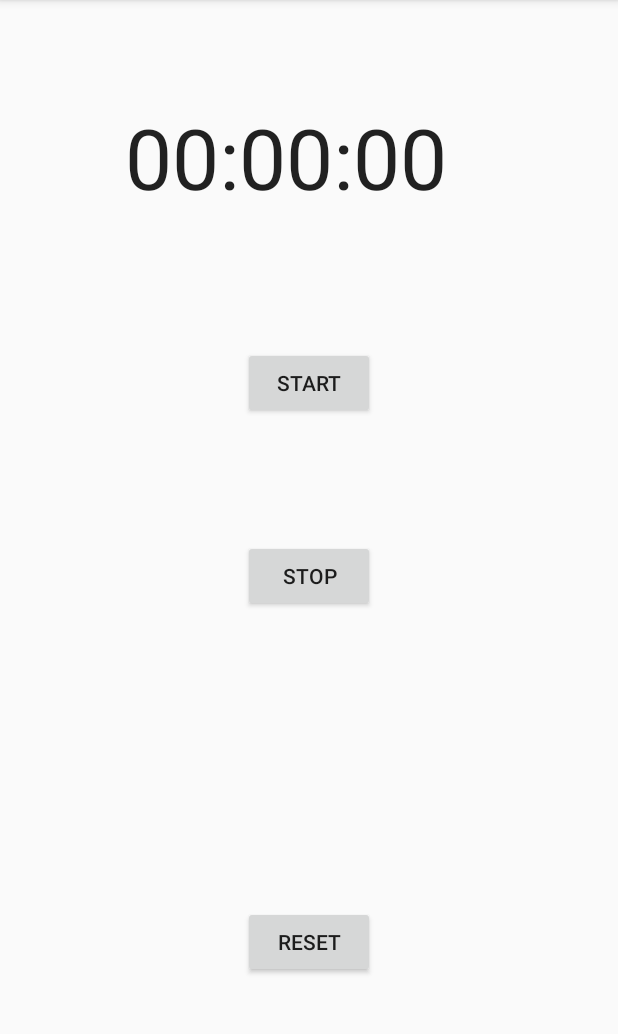
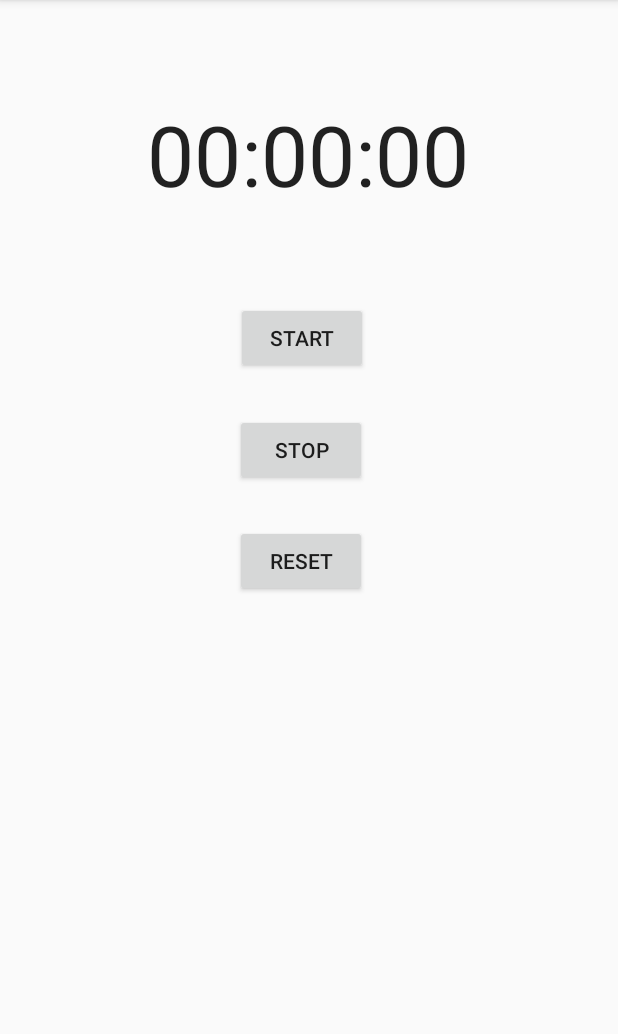
Before and after one commit to kowalikg/SimpleStopWatch, an Android app: the screen it shows after launch (mainActivity), on a phone screen of 412 x 824 dp, the part 84-1118 px from its top. Run offline under Robolectric (Android 15) with nearby library versions, the phone set to English and light mode, and no system bars.

Commit message:
fixed display on various screens + landscape mode

```diff
--- a/app/src/main/res/layout-land/activity_main.xml
+++ b/app/src/main/res/layout-land/activity_main.xml
@@ -30,10 +30,10 @@
         android:layout_height="wrap_content"
         android:onClick="startClock"
         android:text="@string/start"
-        app:layout_constraintLeft_toLeftOf="parent"
-        app:layout_constraintRight_toRightOf="parent"
-        android:layout_marginTop="18dp"
-        app:layout_constraintTop_toBottomOf="@+id/clock" />
+        android:layout_marginTop="32dp"
+        app:layout_constraintTop_toBottomOf="@+id/clock"
+        android:layout_marginLeft="128dp"
+        app:layout_constraintLeft_toLeftOf="parent" />
 
     <Button
         android:id="@+id/resetButton"
@@ -41,10 +41,10 @@
         android:layout_height="wrap_content"
         android:onClick="resetClock"
         android:text="@string/restet"
-        app:layout_constraintLeft_toLeftOf="parent"
+        android:layout_marginRight="128dp"
         app:layout_constraintRight_toRightOf="parent"
-        android:layout_marginTop="17dp"
-        app:layout_constraintTop_toBottomOf="@+id/stopButton" />
+        android:layout_marginTop="32dp"
+        app:layout_constraintTop_toBottomOf="@+id/clock" />
 
     <Button
         android:id="@+id/stopButton"
@@ -52,8 +52,10 @@
         android:layout_height="wrap_content"
         android:onClick="stopClock"
         android:text="@string/stop"
-        app:layout_constraintLeft_toLeftOf="parent"
-        app:layout_constraintRight_toRightOf="parent"
-        android:layout_marginTop="17dp"
-        app:layout_constraintTop_toBottomOf="@+id/startButton" />
+        android:layout_marginTop="32dp"
+        app:layout_constraintTop_toBottomOf="@+id/clock"
+        app:layout_constraintRight_toLeftOf="@+id/resetButton"
+        android:layout_marginRight="8dp"
+        app:layout_constraintLeft_toRightOf="@+id/startButton"
+        android:layout_marginLeft="8dp" />
 </android.support.constraint.ConstraintLayout>
--- a/app/src/main/res/layout/activity_main.xml
+++ b/app/src/main/res/layout/activity_main.xml
@@ -10,19 +10,21 @@
 
     <TextView
         android:id="@+id/clock"
-        android:layout_width="382dp"
+        android:layout_width="wrap_content"
         android:layout_height="61dp"
-        android:layout_marginTop="67dp"
-        android:text="Clock"
-        android:textAlignment="center"
+        android:layout_marginBottom="1dp"
+        android:layout_marginEnd="8dp"
+        android:text="00:00:00"
+        android:textAlignment="viewStart"
         android:textAppearance="@android:style/TextAppearance.Material.Large"
         android:textSize="56sp"
-        app:layout_constraintLeft_toLeftOf="parent"
-        app:layout_constraintTop_toTopOf="parent"
+        app:layout_constraintBottom_toTopOf="@+id/guideline"
+        android:layout_marginLeft="8dp"
+        app:layout_constraintLeft_toLeftOf="@+id/guideline3"
+        app:layout_constraintRight_toLeftOf="@+id/guideline4"
         android:layout_marginRight="8dp"
-        app:layout_constraintRight_toRightOf="parent"
-        app:layout_constraintHorizontal_bias="0.0"
-        android:layout_marginEnd="8dp" />
+        app:layout_constraintHorizontal_bias="0.466"
+        android:layout_marginStart="8dp" />
 
     <Button
         android:id="@+id/startButton"
@@ -30,10 +32,15 @@
         android:layout_height="wrap_content"
         android:onClick="startClock"
         android:text="@string/start"
-        app:layout_constraintLeft_toLeftOf="parent"
-        app:layout_constraintRight_toRightOf="parent"
-        app:layout_constraintTop_toTopOf="parent"
-        android:layout_marginTop="231dp" />
+        android:layout_marginLeft="8dp"
+        app:layout_constraintLeft_toLeftOf="@+id/guideline3"
+        app:layout_constraintRight_toLeftOf="@+id/guideline4"
+        android:layout_marginRight="8dp"
+        app:layout_constraintHorizontal_bias="0.468"
+        app:layout_constraintTop_toTopOf="@+id/guideline"
+        android:layout_marginTop="73dp"
+        android:layout_marginStart="8dp"
+        android:layout_marginEnd="8dp" />
 
     <Button
         android:id="@+id/resetButton"
@@ -41,22 +48,67 @@
         android:layout_height="wrap_content"
         android:onClick="resetClock"
         android:text="@string/restet"
-        app:layout_constraintLeft_toLeftOf="parent"
-        app:layout_constraintRight_toRightOf="parent"
-        app:layout_constraintBottom_toBottomOf="parent"
-        android:layout_marginBottom="116dp" />
+        android:layout_marginBottom="32dp"
+        app:layout_constraintBottom_toTopOf="@+id/guideline2"
+        android:layout_marginLeft="8dp"
+        app:layout_constraintLeft_toLeftOf="@+id/guideline3"
+        app:layout_constraintRight_toLeftOf="@+id/guideline4"
+        android:layout_marginRight="8dp"
+        app:layout_constraintHorizontal_bias="0.464"
+        android:layout_marginStart="8dp"
+        android:layout_marginEnd="8dp" />
 
     <Button
         android:id="@+id/stopButton"
         android:layout_width="wrap_content"
         android:layout_height="wrap_content"
-        android:layout_marginBottom="8dp"
         android:onClick="stopClock"
         android:text="@string/stop"
+        android:layout_marginLeft="8dp"
+        app:layout_constraintLeft_toLeftOf="@+id/guideline3"
+        app:layout_constraintRight_toLeftOf="@+id/guideline4"
+        android:layout_marginRight="8dp"
+        app:layout_constraintHorizontal_bias="0.464"
+        android:layout_marginTop="32dp"
+        app:layout_constraintTop_toBottomOf="@+id/startButton"
+        android:layout_marginBottom="32dp"
         app:layout_constraintBottom_toTopOf="@+id/resetButton"
-        app:layout_constraintLeft_toLeftOf="parent"
-        app:layout_constraintRight_toRightOf="parent"
-        android:layout_marginTop="8dp"
-        app:layout_constraintTop_toBottomOf="@+id/startButton"
-        app:layout_constraintVertical_bias="0.28" />
+        android:layout_marginStart="8dp"
+        android:layout_marginEnd="8dp" />
+
+    <android.support.constraint.Guideline
+        android:layout_width="wrap_content"
+        android:layout_height="wrap_content"
+        android:id="@+id/guideline"
+        app:layout_constraintGuide_begin="128dp"
+        android:orientation="horizontal"
+        tools:layout_editor_absoluteY="128dp"
+        tools:layout_editor_absoluteX="0dp" />
+
+    <android.support.constraint.Guideline
+        android:layout_width="wrap_content"
+        android:layout_height="wrap_content"
+        android:id="@+id/guideline2"
+        app:layout_constraintGuide_begin="430dp"
+        android:orientation="horizontal"
+        tools:layout_editor_absoluteY="430dp"
+        tools:layout_editor_absoluteX="0dp" />
+
+    <android.support.constraint.Guideline
+        android:layout_width="wrap_content"
+        android:layout_height="wrap_content"
+        android:id="@+id/guideline3"
+        android:orientation="vertical"
+        app:layout_constraintGuide_percent="0.2"
+        tools:layout_editor_absoluteY="0dp"
+        tools:layout_editor_absoluteX="160dp" />
+
+    <android.support.constraint.Guideline
+        android:layout_width="wrap_content"
+        android:layout_height="wrap_content"
+        android:id="@+id/guideline4"
+        android:orientation="vertical"
+        app:layout_constraintGuide_percent="0.8"
+        tools:layout_editor_absoluteY="0dp"
+        tools:layout_editor_absoluteX="640dp" />
 </android.support.constraint.ConstraintLayout>
```
